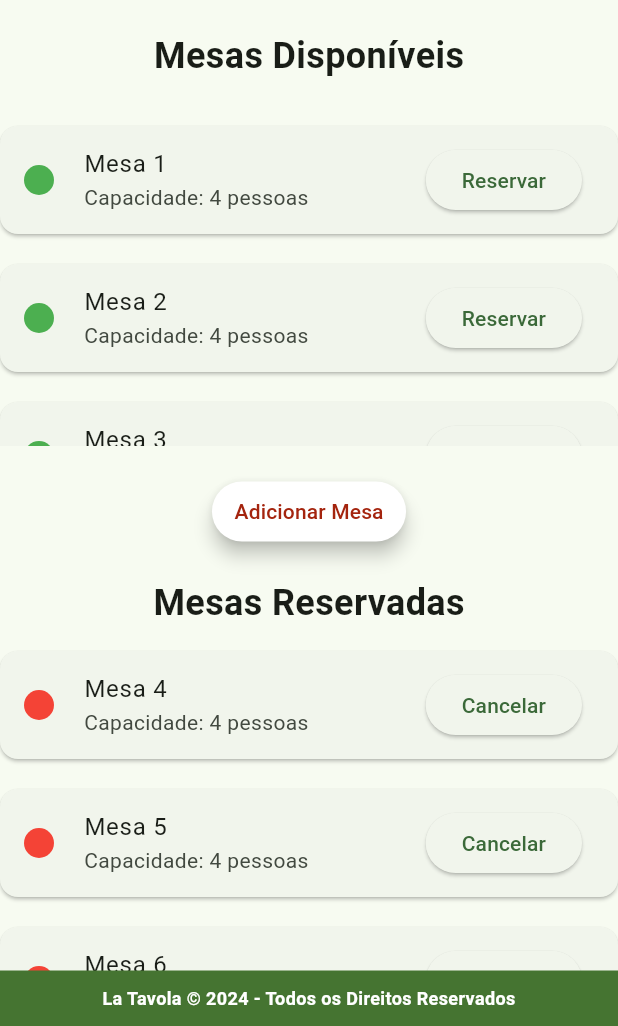
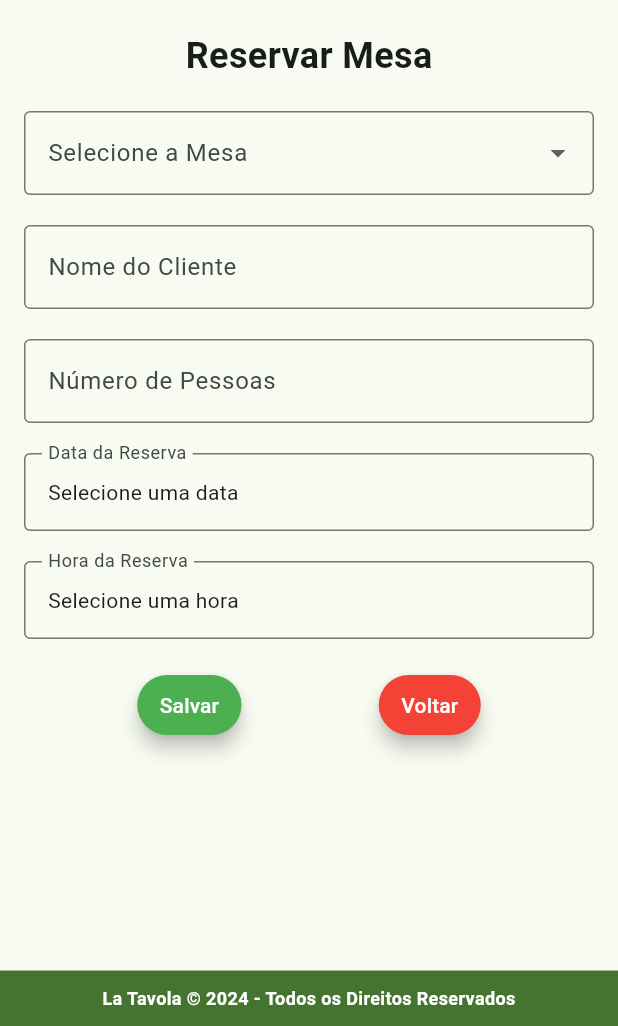
Before and after one commit to marcosguisleri/LaTavolaReservas, a Flutter app: the HubScreen screen opened directly, after a tap on "Reservar", on a phone screen of 412 x 824 dp, the part 210-1236 px from its top. Run offline on Flutter 3.47's test engine with Material 3 defaults, Android fonts, the phone set to English and light mode, and no system bars.

Commit message:
Adiciona tela de criação de reserva

```diff
--- /dev/null
+++ b/lib/screens/criar_reserva_screen.dart
@@ -0,0 +1,190 @@
+import 'package:flutter/material.dart';
+
+class CreateReservationScreen extends StatefulWidget {
+  final List<String> availableTables;
+
+  CreateReservationScreen({required this.availableTables});
+
+  @override
+  _CreateReservationScreenState createState() => _CreateReservationScreenState();
+}
+
+class _CreateReservationScreenState extends State<CreateReservationScreen> {
+  String? selectedTable;
+  String? selectedDate;
+  String? selectedTime;
+
+  // Função para exibir o DatePicker
+  Future<void> _selectDate(BuildContext context) async {
+    final DateTime? picked = await showDatePicker(
+      context: context,
+      initialDate: DateTime.now(),
+      firstDate: DateTime(2020),
+      lastDate: DateTime(2030),
+    );
+    if (picked != null) {
+      setState(() {
+        selectedDate = "${picked.day}/${picked.month}/${picked.year}";
+      });
+    }
+  }
+
+  // Função para exibir o TimePicker
+  Future<void> _selectTime(BuildContext context) async {
+    final TimeOfDay? picked = await showTimePicker(
+      context: context,
+      initialTime: TimeOfDay.now(),
+    );
+    if (picked != null) {
+      setState(() {
+        selectedTime = "${picked.hour}:${picked.minute}";
+      });
+    }
+  }
+
+  @override
+  Widget build(BuildContext context) {
+    return Scaffold(
+      body: Column(
+        children: [
+          // Header
+          Container(
+            width: double.infinity,
+            color: Color(0xFF457431),
+            padding: EdgeInsets.symmetric(vertical: 20),
+            child: Center(
+              child: Image.asset(
+                'assets/logo.png',
+                height: 100,
+              ),
+            ),
+          ),
+          const SizedBox(height: 20),
+          Text(
+            'Reservar Mesa',
+            style: TextStyle(fontSize: 24, fontWeight: FontWeight.bold),
+          ),
+          const SizedBox(height: 20),
+          Padding(
+            padding: const EdgeInsets.symmetric(horizontal: 16.0),
+            child: Column(
+              children: [
+                // Dropdown de seleção de mesas disponíveis
+                DropdownButtonFormField<String>(
+                  decoration: InputDecoration(
+                    labelText: 'Selecione a Mesa',
+                    border: OutlineInputBorder(),
+                  ),
+                  items: widget.availableTables.map((String table) {
+                    return DropdownMenuItem<String>(
+                      value: table,
+                      child: Text(table),
+                    );
+                  }).toList(),
+                  onChanged: (value) {
+                    setState(() {
+                      selectedTable = value;
+                    });
+                  },
+                ),
+                const SizedBox(height: 20),
+                // Input para nome do cliente
+                TextFormField(
+                  decoration: InputDecoration(
+                    labelText: 'Nome do Cliente',
+                    border: OutlineInputBorder(),
+                  ),
+                ),
+                const SizedBox(height: 20),
+                // Input para número de pessoas
+                TextFormField(
+                  decoration: InputDecoration(
+                    labelText: 'Número de Pessoas',
+                    border: OutlineInputBorder(),
+                  ),
+                  keyboardType: TextInputType.number,
+                ),
+                const SizedBox(height: 20),
+                // Seletor de data
+                InkWell(
+                  onTap: () => _selectDate(context),
+                  child: InputDecorator(
+                    decoration: InputDecoration(
+                      labelText: 'Data da Reserva',
+                      border: OutlineInputBorder(),
+                    ),
+                    child: Text(selectedDate ?? 'Selecione uma data'),
+                  ),
+                ),
+                const SizedBox(height: 20),
+                // Seletor de hora
+                InkWell(
+                  onTap: () => _selectTime(context),
+                  child: InputDecorator(
+                    decoration: InputDecoration(
+                      labelText: 'Hora da Reserva',
+                      border: OutlineInputBorder(),
+                    ),
+                    child: Text(selectedTime ?? 'Selecione uma hora'),
+                  ),
+                ),
+              ],
+            ),
+          ),
+          const SizedBox(height: 20),
+          Row(
+            mainAxisAlignment: MainAxisAlignment.spaceEvenly,
+            children: [
+              // Botão de salvar com estilo atualizado
+              ElevatedButton(
+                onPressed: () {
+                  // Lógica para salvar a reserva
+                },
+                style: ElevatedButton.styleFrom(
+                  backgroundColor: Colors.green, // Cor de fundo verde
+                  foregroundColor: Colors.white, // Texto branco
+                  padding: EdgeInsets.symmetric(horizontal: 15, vertical: 10), // Padding
+                  shape: RoundedRectangleBorder(
+                    borderRadius: BorderRadius.circular(30), // Bordas arredondadas
+                  ),
+                  elevation: 5, // Sombra
+                ),
+                child: Text('Salvar'),
+              ),
+              // Botão de voltar com estilo atualizado
+              ElevatedButton(
+                onPressed: () {
+                  Navigator.pop(context);
+                },
+                style: ElevatedButton.styleFrom(
+                  backgroundColor: Colors.red, // Cor de fundo vermelho
+                  foregroundColor: Colors.white, // Texto branco
+                  padding: EdgeInsets.symmetric(horizontal: 15, vertical: 10), // Padding
+                  shape: RoundedRectangleBorder(
+                    borderRadius: BorderRadius.circular(30), // Bordas arredondadas
+                  ),
+                  elevation: 5, // Sombra
+                ),
+                child: Text('Voltar'),
+              ),
+            ],
+          ),
+          const Spacer(),
+          // Footer fixo
+          Container(
+            width: double.infinity,
+            color: Color(0xFF457431),
+            padding: EdgeInsets.symmetric(vertical: 10),
+            child: Center(
+              child: Text(
+                'La Tavola © 2024 - Todos os Direitos Reservados',
+                style: TextStyle(color: Colors.white, fontSize: 12, fontWeight: FontWeight.bold),
+                textAlign: TextAlign.center,
+              ),
+            ),
+          ),
+        ],
+      ),
+    );
+  }
+}
--- a/lib/screens/hub_screen.dart
+++ b/lib/screens/hub_screen.dart
@@ -1,9 +1,9 @@
 import 'package:flutter/material.dart';
 import 'home_screen.dart';
 import 'adicionar_mesa_screen.dart';
+import 'criar_reserva_screen.dart'; // Importar a tela de criação de reserva
 
 class HubScreen extends StatelessWidget {
-
   final List<String> availableTables = ['Mesa 1', 'Mesa 2', 'Mesa 3'];
   final List<String> reservedTables = ['Mesa 4', 'Mesa 5', 'Mesa 6'];
 
@@ -14,6 +14,7 @@ class HubScreen extends StatelessWidget {
         padding: const EdgeInsets.all(0.0),
         child: Column(
           children: [
+            // Header
             Container(
               width: double.infinity,
               color: Color(0xFF457431),
@@ -43,8 +44,11 @@ class HubScreen extends StatelessWidget {
               child: ListView.builder(
                 itemCount: availableTables.length,
                 itemBuilder: (context, index) {
-                  return Card(
-                    margin: EdgeInsets.symmetric(vertical: 10),
+                  return Center(
+                    child: Container(
+                      width: MediaQuery.of(context).size.width * 0.8,
+                      margin: EdgeInsets.symmetric(vertical: 5),
+                      child: Card(
                         child: ListTile(
                           leading: CircleAvatar(
                             backgroundColor: Colors.green,
@@ -54,22 +58,32 @@ class HubScreen extends StatelessWidget {
                           subtitle: Text('Capacidade: 4 pessoas'),
                           trailing: ElevatedButton(
                             onPressed: () {
-                          // Implementar a lógica de reserva
+                              // Navegar para a tela de criação de reserva
+                              Navigator.push(
+                                context,
+                                MaterialPageRoute(
+                                  builder: (context) => CreateReservationScreen(
+                                    availableTables: availableTables,
+                                  ),
+                                ),
+                              );
                             },
                             child: Text('Reservar'),
+                          ),
+                        ),
                       ),
                     ),
                   );
                 },
               ),
             ),
+            // Botão de adicionar mesa
             const SizedBox(height: 20),
             ElevatedButton(
               onPressed: () {
-                // Navegar para a tela de cadastro de mesa
                 Navigator.push(
                   context,
-                  MaterialPageRoute(builder: (context) => AddTableScreen()), // Nova tela de cadastro
+                  MaterialPageRoute(builder: (context) => AddTableScreen()),
                 );
               },
               style: ElevatedButton.styleFrom(
@@ -83,20 +97,22 @@ class HubScreen extends StatelessWidget {
                   ),
                   elevation: 5, // Sombra
                 ),
-              child: Text('Adicionar Mesa'), // Texto do botão
+              child: Text('Adicionar Mesa'),
             ),
             const SizedBox(height: 20),
             Text(
               'Mesas Reservadas',
               style: TextStyle(fontSize: 24, fontWeight: FontWeight.bold),
             ),
-            const SizedBox(height: 5),
             Expanded(
               child: ListView.builder(
                 itemCount: reservedTables.length,
                 itemBuilder: (context, index) {
-                  return Card(
-                    margin: EdgeInsets.symmetric(vertical: 10),
+                  return Center(
+                    child: Container(
+                      width: MediaQuery.of(context).size.width * 0.8,
+                      margin: EdgeInsets.symmetric(vertical: 5),
+                      child: Card(
                         child: ListTile(
                           leading: CircleAvatar(
                             backgroundColor: Colors.red,
@@ -109,6 +125,8 @@ class HubScreen extends StatelessWidget {
                               // Implementar a lógica de cancelamento da reserva
                             },
                             child: Text('Cancelar'),
+                          ),
+                        ),
                       ),
                     ),
                   );
```
Lines whose indentation alone changed are shown as unchanged.
